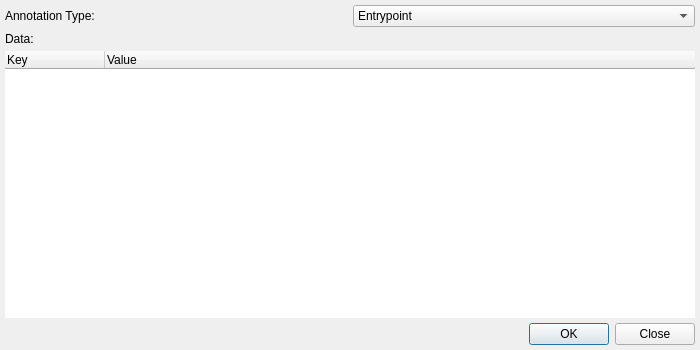
Before: the Qt Designer form src/dialogs/PPAnnotationsDialog.ui in exokortex/cutter, drawn with Qt 5.
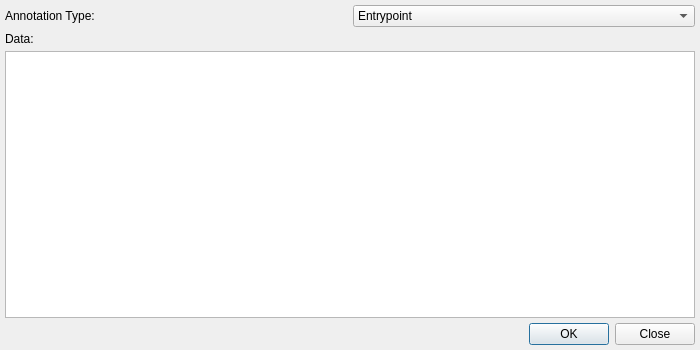
After: the same form once the commit is applied.

Commit message: add model for editing annotation data

Patch:
```diff
--- a/src/dialogs/PPAnnotationsDialog.ui
+++ b/src/dialogs/PPAnnotationsDialog.ui
@@ -80,30 +80,7 @@
         </widget>
        </item>
        <item>
-        <widget class="QTreeWidget" name="dataTreeWidget">
-         <property name="frameShape">
-          <enum>QFrame::NoFrame</enum>
-         </property>
-         <property name="frameShadow">
-          <enum>QFrame::Plain</enum>
-         </property>
-         <property name="indentation">
-          <number>5</number>
-         </property>
-         <property name="columnCount">
-          <number>2</number>
-         </property>
-         <column>
-          <property name="text">
-           <string>Key</string>
-          </property>
-         </column>
-         <column>
-          <property name="text">
-           <string>Value</string>
-          </property>
-         </column>
-        </widget>
+        <widget class="QTreeView" name="dataTreeView"/>
        </item>
       </layout>
      </widget>
```
The commit also changes 9 other files.
